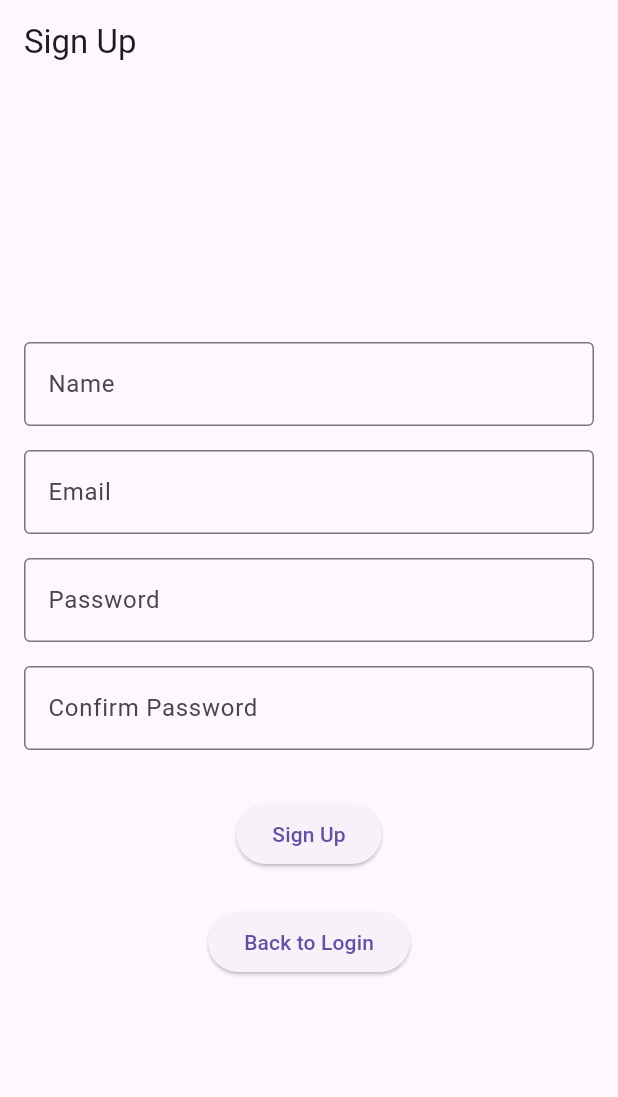
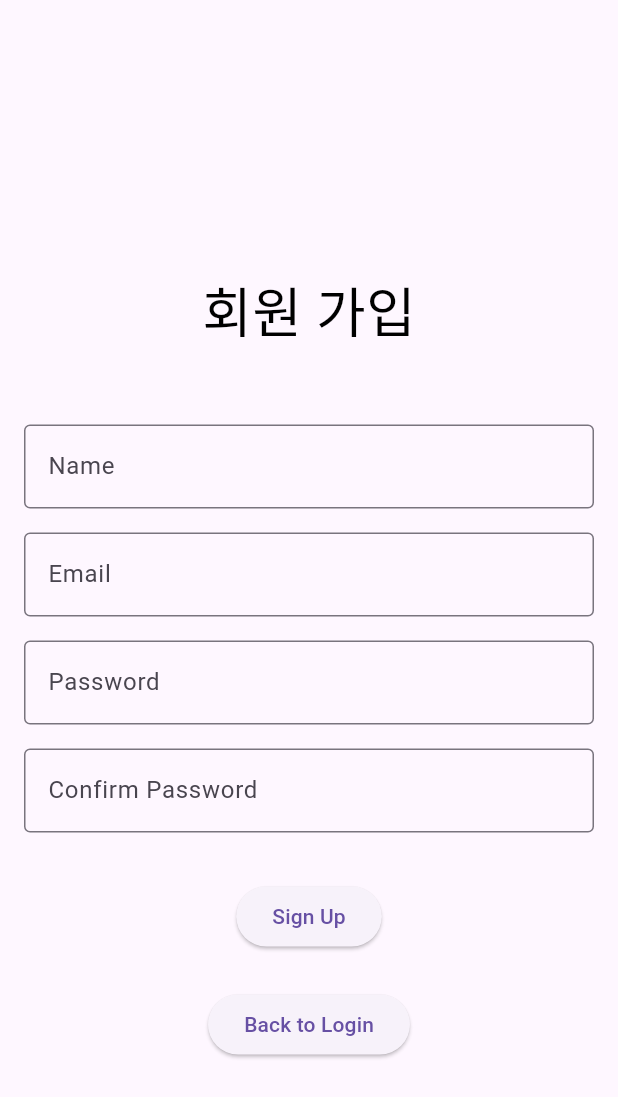
Before and after one commit to Acacian/Flutter-login, a Flutter app: the Loginpage screen opened directly, after a tap on "Sign Up", on a phone screen of 412 x 824 dp. Shown: the top 1097 px of the screen. Run offline on Flutter 3.47's test engine with Material 3 defaults, Android fonts, the phone set to English and light mode, and no system bars; our stand-ins replace cloud_firestore, firebase_auth, firebase_core, firebase_database, google_sign_in, logger and 1 more; accounts and stored records are empty; network calls fail.

Commit message:
메인 화면, 회원가입 화면 수정

```diff
--- a/lib/Container/auth.dart
+++ b/lib/Container/auth.dart
@@ -3,11 +3,9 @@ import 'package:firebase_auth/firebase_auth.dart';
 import 'package:google_sign_in/google_sign_in.dart';
 import 'package:logger/logger.dart';
 
-// DB 저장할거임
-import 'package:cloud_firestore/cloud_firestore.dart';
+import 'package:cloud_firestore/cloud_firestore.dart'; // DB 저장
 
-// 로그인 성공 시 다음 화면으로 넘어감
-import 'room.dart' as room;
+import 'room.dart' as room; // 로그인 성공 시 다음 화면으로 넘어감
 import 'signup.dart' as signup;
 
 class Loginpage extends StatefulWidget {
@@ -27,7 +25,6 @@ class _LoginState extends State<Loginpage> {
     return Scaffold(
       appBar: AppBar(
         automaticallyImplyLeading: false,
-        title: const Text('Login Page'),
       ),
       body: Center(
         child: Padding(
@@ -35,7 +32,20 @@ class _LoginState extends State<Loginpage> {
           child: Column(
             mainAxisAlignment: MainAxisAlignment.center,
             children: [
-              TextField(
+              const Padding(
+                padding: EdgeInsets.fromLTRB(8.0, 8.0, 8.0, 48.0),
+                child: Text(
+                  '로그인',
+                  style: TextStyle(
+                    color: Colors.black,
+                    fontSize: 72.0,
+                  ),
+                ),
+              ),
+              Container(
+                width: 500,
+                padding: const EdgeInsets.fromLTRB(48.0, 16.0, 48.0, 16.0),
+                child: TextField(
                   controller: _emailController,
                   keyboardType: TextInputType.emailAddress,
                   decoration: const InputDecoration(
@@ -43,13 +53,17 @@ class _LoginState extends State<Loginpage> {
                     border: OutlineInputBorder(),
                   ),
                 ),
-              const SizedBox(height: 16.0),
-              TextField(
+              ),
+              Container(
+                width: 500,
+                padding: const EdgeInsets.fromLTRB(48.0, 0, 48.0, 0),
+                child: TextField(
                   controller: _passwordController,
                   obscureText: true,
                   decoration: const InputDecoration(
                     hintText: 'Password',
                     border: OutlineInputBorder(),
+                  ),
                 ),
               ),
               const SizedBox(height: 16.0),
@@ -59,20 +73,16 @@ class _LoginState extends State<Loginpage> {
                   style: const TextStyle(color: Colors.red),
                 ),
               const SizedBox(height: 16.0),
+              Row(
+                mainAxisAlignment: MainAxisAlignment.center,
+                children: [
                   ElevatedButton(
                     onPressed: () {
                       _login();
                     },
                     child: const Text('Login'),
                   ),
-              const SizedBox(height: 32.0),
-              ElevatedButton(
-                onPressed: () {
-                  signInWithGoogle(context);
-                },
-                child: const Text('Sign in with Google'),
-              ),
-              const SizedBox(height: 32.0),
+                  const SizedBox(height: 24.0, width: 16.0),
                   ElevatedButton(
                     onPressed: () {
                       // 회원가입 화면으로 이동하는 로직 추가
@@ -84,6 +94,22 @@ class _LoginState extends State<Loginpage> {
                           (route) => false);
                     },
                     child: const Text('Sign Up'),
+                  ),
+                ],
+              ),
+              const SizedBox(height: 34.0),
+              ElevatedButton(
+                onPressed: () {
+                  signInWithGoogle(context);
+                },
+                child: const Text('Sign in with Google'),
+              ),
+              const SizedBox(height: 12.0),
+              ElevatedButton(
+                onPressed: () {
+                  signInWithGoogle(context);
+                },
+                child: const Text('Sign in with ###'),
               ),
             ],
           ),
--- a/lib/Container/room.dart
+++ b/lib/Container/room.dart
@@ -72,7 +72,7 @@ class _Room extends State<Room> {
     return Scaffold(
       appBar: AppBar(
         automaticallyImplyLeading: false,
-        title: const Text('Your Game Page'),
+        title: const Text('게임 로비'),
         actions: [
           IconButton(
             iconSize: 120,
@@ -111,17 +111,19 @@ class _Room extends State<Room> {
         ],
       ),
       body: Padding(
-        padding: const EdgeInsets.all(16.0),
+        padding: const EdgeInsets.all(48.0),
         child: Column(
           crossAxisAlignment: CrossAxisAlignment.stretch,
           children: [
-            TextField(
-              decoration: const InputDecoration(
-                labelText: '검색할 게임을 입력하세요',
+            Container(
+              width: 500,
+              child: TextField(
+                decoration: const InputDecoration(
+                  labelText: '검색할 게임을 입력하세요',
+                ),
+                controller: _searchController, // 검색어 입력을 위한 컨트롤러
               ),
-              controller: _searchController, // 검색어 입력을 위한 컨트롤러
-            ),
-            const SizedBox(height: 16),
+            SizedBox(height: 16),
             ElevatedButton(
               onPressed: () {
                 // 검색 버튼을 너무 자주 누르면 안 되니까 1초 딜레이를 줌
@@ -131,6 +133,7 @@ class _Room extends State<Room> {
                 });
               },
               child: const Text('검색'),
+            ),
             ),
             const SizedBox(height: 16),
             Expanded(
--- a/lib/Container/signup.dart
+++ b/lib/Container/signup.dart
@@ -157,7 +157,6 @@ class _SignUpState extends State<Signuppage> {
     return Scaffold(
       appBar: AppBar(
         automaticallyImplyLeading: false,
-        title: const Text('Sign Up'),
       ),
       body: Center(
         child: Padding(
@@ -165,6 +164,16 @@ class _SignUpState extends State<Signuppage> {
           child: Column(
             mainAxisAlignment: MainAxisAlignment.center,
             children: [
+              const Padding(
+                padding: EdgeInsets.fromLTRB(8.0, 8.0, 8.0, 48.0),
+                child: Text(
+                  '회원 가입',
+                  style: TextStyle(
+                    color: Colors.black,
+                    fontSize: 36.0,
+                  ),
+                ),
+              ),
               TextField(
                 controller: _nameController,
                 decoration: const InputDecoration(
--- a/lib/main.dart
+++ b/lib/main.dart
@@ -1,9 +1,8 @@
 import 'package:flutter/material.dart';
-import 'package:firebase_core/firebase_core.dart';
 import 'firebase_options.dart';
 
-// 대기페이지 가져오기
-import 'Container/auth.dart' as login;
+import 'package:firebase_core/firebase_core.dart';
+import 'package:login/my_app.dart';
 
 void main() async {
   WidgetsFlutterBinding.ensureInitialized();
@@ -12,28 +11,3 @@ void main() async {
   );
   runApp(const MyApp());
 }
-
-class MyApp extends StatefulWidget {
-  const MyApp({super.key});
-
-  @override
-  State<MyApp> createState() => _MyAppState();
-}
-
-class _MyAppState extends State<MyApp> {
-  @override
-  void initState() {
-    super.initState();
-  }
-
-  @override
-  Widget build(BuildContext context) {
-    return MaterialApp(
-      title: 'My Game',
-      home: const login.Loginpage(),
-      theme: ThemeData(
-        primarySwatch: Colors.blue,
-      ),
-    );
-  }
-}
--- /dev/null
+++ b/lib/my_app.dart
@@ -0,0 +1,27 @@
+import 'package:flutter/material.dart';
+import 'Container/auth.dart' as login;  // 대기페이지 가져오기
+
+class MyApp extends StatefulWidget {
+  const MyApp({super.key});
+
+  @override
+  State<MyApp> createState() => _MyAppState();
+}
+
+class _MyAppState extends State<MyApp> {
+  @override
+  void initState() {
+    super.initState();
+  }
+
+  @override
+  Widget build(BuildContext context) {
+    return MaterialApp(
+      title: 'My Game',
+      home: const login.Loginpage(),
+      theme: ThemeData(
+        primarySwatch: Colors.blue,
+      ),
+    );
+  }
+}
```
Lines whose indentation alone changed are shown as unchanged.
